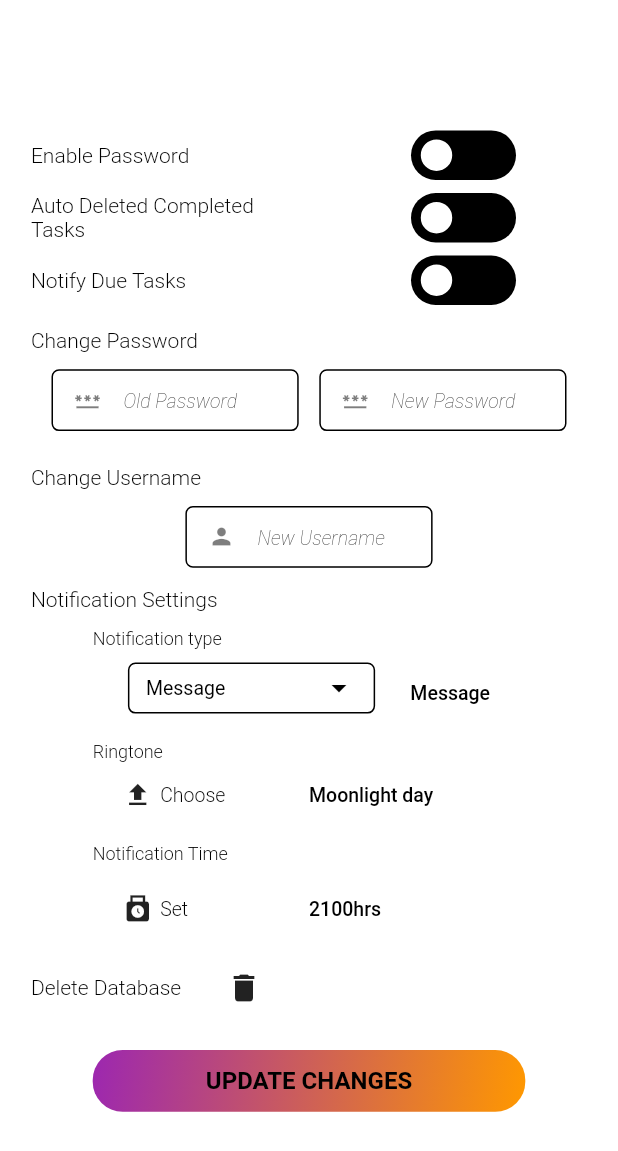
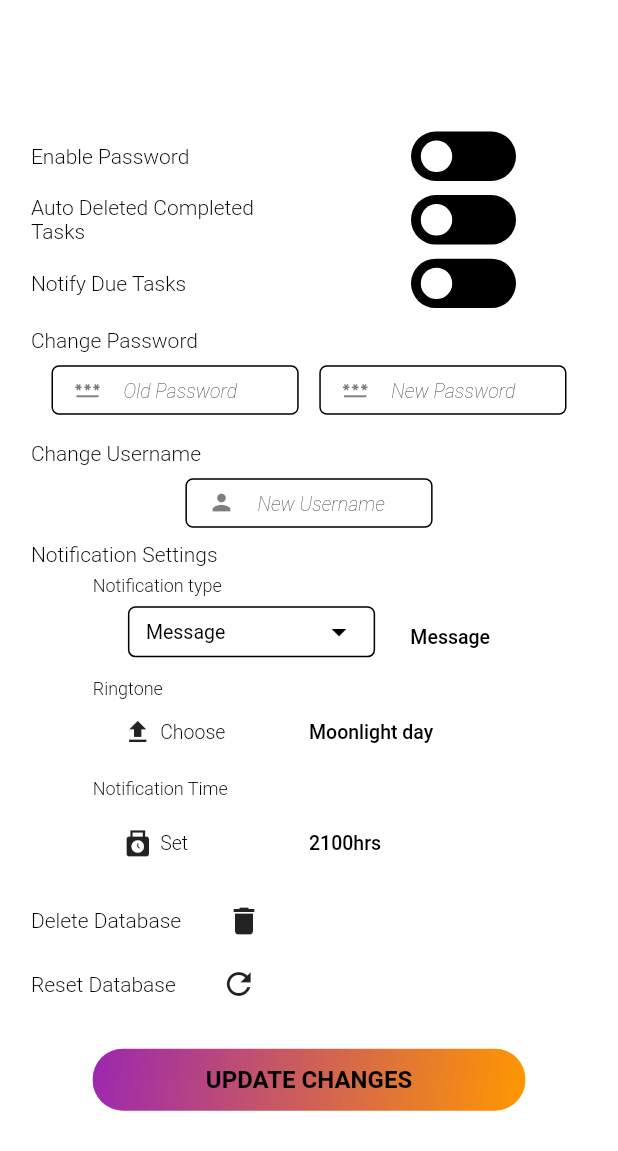
Before and after one commit to Trihz/mysecretary, a Flutter app: the screen it shows after launch, after a tap on the "settings" icon, on a phone screen of 412 x 824 dp. Shown: the top 1151 px of the screen. Run offline on Flutter 3.47's test engine with Material 2 defaults, Android fonts, the phone set to English and light mode, and no system bars; drawn by our look-alikes of flutter_switch; our stand-ins replace animated_text_kit, fluttertoast, hive, hive_flutter, shared_preferences and 1 more; missing offline and left inert: dart:ffi, restart_app; accounts and stored records are empty; statements that could not run were skipped.

```diff
--- a/lib/homescreen/homescreen_ui.dart
+++ b/lib/homescreen/homescreen_ui.dart
@@ -555,7 +555,7 @@ class _HomeScreenState extends State<HomeScreen> with TickerProviderStateMixin {
                         const Text(
                           "Date",
                           style: TextStyle(
-                              color: Colors.orange,
+                              color: Colors.black,
                               fontWeight: FontWeight.w400,
                               fontSize: 13),
                         ),
@@ -948,10 +948,10 @@ class _HomeScreenState extends State<HomeScreen> with TickerProviderStateMixin {
     displayToast(deletedTasks.toString());
 
     /// initialize today's tasks hashmap
-    //todaysTasksHashMap = HomeScreenLogic().readTodaysData();
+    todaysTasksHashMap = HomeScreenLogic().readTodaysData();
 
     /// initialize all the tasks hashmap
-    //tasksHashMap = HomeScreenLogic().readAllTasksData(deletedTasks);
+    tasksHashMap = HomeScreenLogic().readAllTasksData(deletedTasks);
 
     dates = HomeScreenLogic().generateScrollingDates();
 
--- a/lib/settings/settings.dart
+++ b/lib/settings/settings.dart
@@ -242,7 +242,7 @@ class _SettingsState extends State<Settings> {
   /// function to display the change password section
   Widget changePassword() {
     return Container(
-      height: MediaQuery.of(context).size.height * 0.11,
+      height: MediaQuery.of(context).size.height * 0.09,
       width: MediaQuery.of(context).size.width * 0.9,
       decoration: const BoxDecoration(color: Colors.transparent),
       child: Column(
@@ -262,7 +262,7 @@ class _SettingsState extends State<Settings> {
             mainAxisAlignment: MainAxisAlignment.spaceEvenly,
             children: [
               Container(
-                height: MediaQuery.of(context).size.height * 0.05,
+                height: MediaQuery.of(context).size.height * 0.04,
                 width: MediaQuery.of(context).size.width * 0.4,
                 decoration: const BoxDecoration(color: Colors.transparent),
                 child: TextField(
@@ -303,7 +303,7 @@ class _SettingsState extends State<Settings> {
                 ),
               ),
               Container(
-                height: MediaQuery.of(context).size.height * 0.05,
+                height: MediaQuery.of(context).size.height * 0.04,
                 width: MediaQuery.of(context).size.width * 0.4,
                 decoration: const BoxDecoration(color: Colors.transparent),
                 child: TextField(
@@ -353,7 +353,7 @@ class _SettingsState extends State<Settings> {
   /// function to display the change username section
   Widget changeUserName() {
     return Container(
-      height: MediaQuery.of(context).size.height * 0.11,
+      height: MediaQuery.of(context).size.height * 0.09,
       width: MediaQuery.of(context).size.width * 0.9,
       decoration: const BoxDecoration(color: Colors.transparent),
       child: Column(
@@ -370,7 +370,7 @@ class _SettingsState extends State<Settings> {
             ),
           ),
           Container(
-            height: MediaQuery.of(context).size.height * 0.05,
+            height: MediaQuery.of(context).size.height * 0.04,
             width: MediaQuery.of(context).size.width * 0.4,
             decoration: const BoxDecoration(color: Colors.transparent),
             child: TextField(
@@ -418,7 +418,7 @@ class _SettingsState extends State<Settings> {
   /// function to display the notification setcion
   Widget notificationSettings() {
     return Container(
-      height: MediaQuery.of(context).size.height * 0.3,
+      height: MediaQuery.of(context).size.height * 0.28,
       width: MediaQuery.of(context).size.width * 0.9,
       decoration: const BoxDecoration(color: Colors.transparent),
       child: Column(
@@ -434,7 +434,7 @@ class _SettingsState extends State<Settings> {
                     fontSize: 14),
               )),
           Container(
-            height: MediaQuery.of(context).size.height * 0.1,
+            height: MediaQuery.of(context).size.height * 0.09,
             width: MediaQuery.of(context).size.width * 0.7,
             decoration: const BoxDecoration(color: Colors.transparent),
             child: Column(
@@ -674,7 +674,7 @@ class _SettingsState extends State<Settings> {
         ));
   }
 
-  /// function to display the delete database section
+  /// function to display the delete database section (TASKS DATABASE)
   Widget deleteDatabase() {
     return Container(
       height: MediaQuery.of(context).size.height * 0.05,
@@ -682,14 +682,43 @@ class _SettingsState extends State<Settings> {
       decoration: const BoxDecoration(color: Colors.transparent),
       child: Row(
         mainAxisAlignment: MainAxisAlignment.start,
-        children: const [
-          Text(
+        children: [
+          const Text(
             "Delete Database",
             style: TextStyle(
                 color: Colors.black, fontWeight: FontWeight.w300, fontSize: 14),
           ),
-          SizedBox(width: 30),
-          Icon(Icons.delete)
+          const SizedBox(width: 30),
+          GestureDetector(
+              onTap: () {
+                SettingsLogic().deleteDatabase();
+              },
+              child: const Icon(Icons.delete))
+        ],
+      ),
+    );
+  }
+
+  /// function to reset the database to default settings to enable normal operations after database has been deleted
+  Widget resetDatabase() {
+    return Container(
+      height: MediaQuery.of(context).size.height * 0.05,
+      width: MediaQuery.of(context).size.width * 0.9,
+      decoration: const BoxDecoration(color: Colors.transparent),
+      child: Row(
+        mainAxisAlignment: MainAxisAlignment.start,
+        children: [
+          const Text(
+            "Reset Database",
+            style: TextStyle(
+                color: Colors.black, fontWeight: FontWeight.w300, fontSize: 14),
+          ),
+          const SizedBox(width: 30),
+          GestureDetector(
+              onTap: () {
+                SettingsLogic().resetDatabase();
+              },
+              child: const Icon(Icons.refresh))
         ],
       ),
     );
@@ -729,6 +758,7 @@ class _SettingsState extends State<Settings> {
                   changeUserName(),
                   notificationSettings(),
                   deleteDatabase(),
+                  resetDatabase(),
                   const SizedBox(height: 20),
                   updateChangesButton(),
                 ],
--- a/lib/settings/settings_logic.dart
+++ b/lib/settings/settings_logic.dart
@@ -1,8 +1,14 @@
 import 'package:flutter/material.dart';
 import 'package:fluttertoast/fluttertoast.dart';
+import 'package:hive_flutter/hive_flutter.dart';
 import 'package:shared_preferences/shared_preferences.dart';
+import 'package:restart_app/restart_app.dart';
 
 class SettingsLogic {
+  /// referencing the already opened database
+  /// this is the tasks database
+  final tasksDatabase = Hive.box("TasksDatabase");
+
   /// function to display toast
   void displayToast(String message) {
     Fluttertoast.showToast(
@@ -31,4 +37,12 @@ class SettingsLogic {
     sharedPreferences.setBool("AutoDeleteStatus", autoDeleteEnabled);
     sharedPreferences.setBool("NotifyStatus", notifyEnabled);
   }
+
+  /// this function deletes the whole database including all the data contained in the database
+  void deleteDatabase() async {
+    tasksDatabase.deleteFromDisk();
+  }
+
+  /// this function resets the database after deleting it
+  void resetDatabase() async {}
 }
--- a/pubspec.yaml
+++ b/pubspec.yaml
@@ -18,7 +18,7 @@ publish_to: 'none' # Remove this line if you wish to publish to pub.dev
 version: 1.0.0+1
 
 environment:
-  sdk: '>=2.18.0-165.1.beta <3.0.0'
+  sdk: '2.19.0-444.6.beta <4.0.0'
 
 # Dependencies specify other packages that your package needs in order to work.
 # To automatically upgrade your package dependencies to the latest versions
@@ -44,6 +44,7 @@ dependencies:
   flutter_switch: ^0.3.2
   animated_text_kit: ^4.2.2
   quiver: ^3.2.1
+  restart_app: ^1.1.0
 
 
 dev_dependencies:
```
Also changed, not shown: pubspec.lock.
